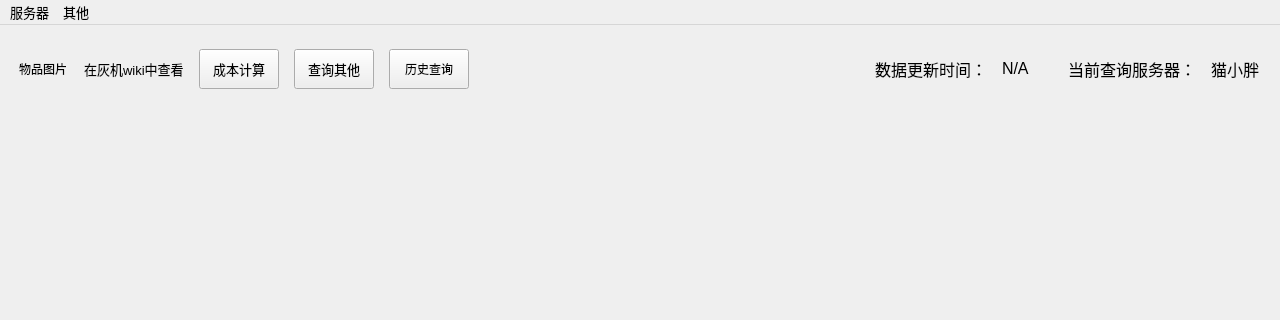
This is UI/main_window.ui in NagaResst/Paissa as Qt 5 draws it before an edit; both pictures show x 0 to 1280 and y 0 to 320 of the 1280 by 800 pixel window. The edited form follows.
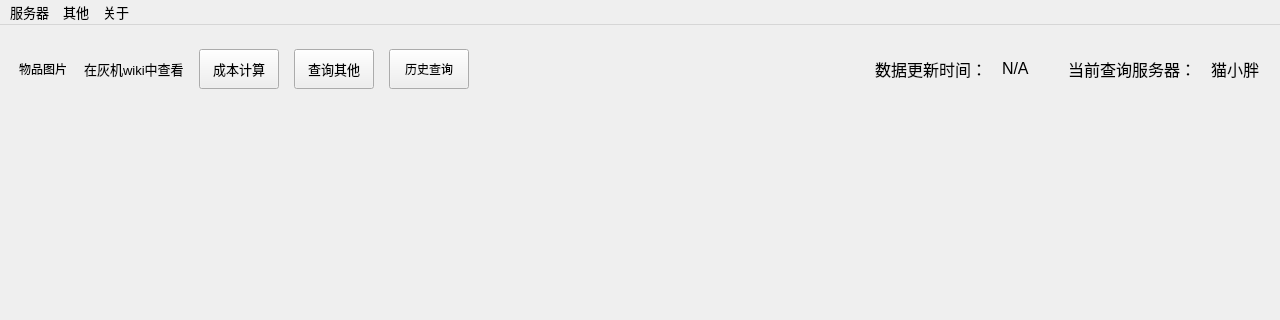
This is the edited form.

Commit message: 国际服功能完成 & 修复跨服比价不能自动重查的bug

```diff
--- a/UI/main_window.ui
+++ b/UI/main_window.ui
@@ -596,7 +596,7 @@
     <addaction name="server_Meteor"/>
     <addaction name="server_Dynamis"/>
    </widget>
-   <widget class="QMenu" name="about">
+   <widget class="QMenu" name="other">
     <property name="font">
      <font>
       <family>Arial</family>
@@ -608,10 +608,15 @@
     </property>
     <addaction name="use_static_file"/>
     <addaction name="filter_item"/>
-    <addaction name="check_update"/>
+   </widget>
+   <widget class="QMenu" name="check_update">
+    <property name="title">
+     <string>关于</string>
+    </property>
    </widget>
    <addaction name="server"/>
-   <addaction name="about"/>
+   <addaction name="other"/>
+   <addaction name="check_update"/>
   </widget>
   <action name="select_server_china">
    <property name="enabled">
```
Left out of the diff: 62 changed lines with no effect on the pictures. The commit also changes 2 other files.
